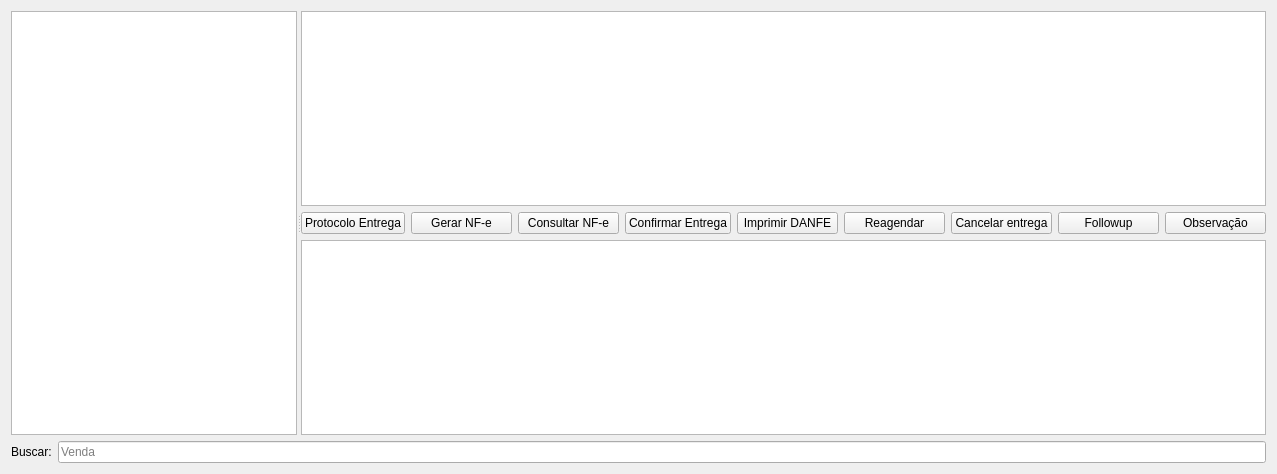
This is ui/widgetlogisticaentregas.ui in darktorres/ERP-STACCATO as Qt 5 draws it before an edit. The edited form follows.
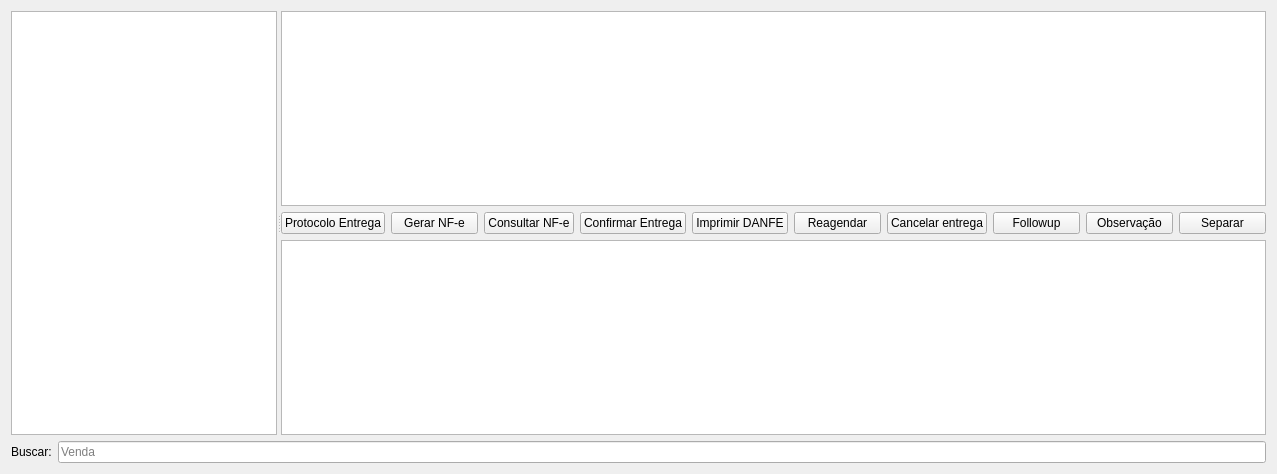
This is the edited form. Custom widgets are drawn as their Qt base class.

The edit to the form file:
```diff
--- a/ui/widgetlogisticaentregas.ui
+++ b/ui/widgetlogisticaentregas.ui
@@ -136,6 +136,13 @@
            </property>
           </widget>
          </item>
+         <item row="0" column="9">
+          <widget class="QPushButton" name="pushButtonSeparar">
+           <property name="text">
+            <string>Separar</string>
+           </property>
+          </widget>
+         </item>
         </layout>
        </item>
        <item row="2" column="0">
```
